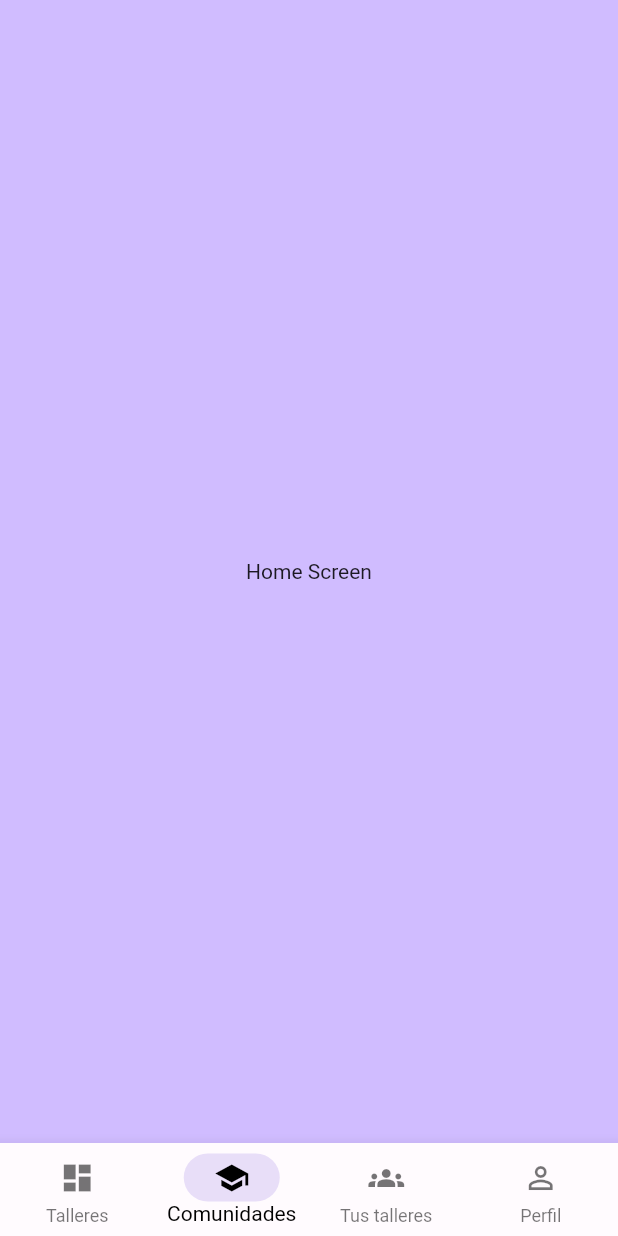
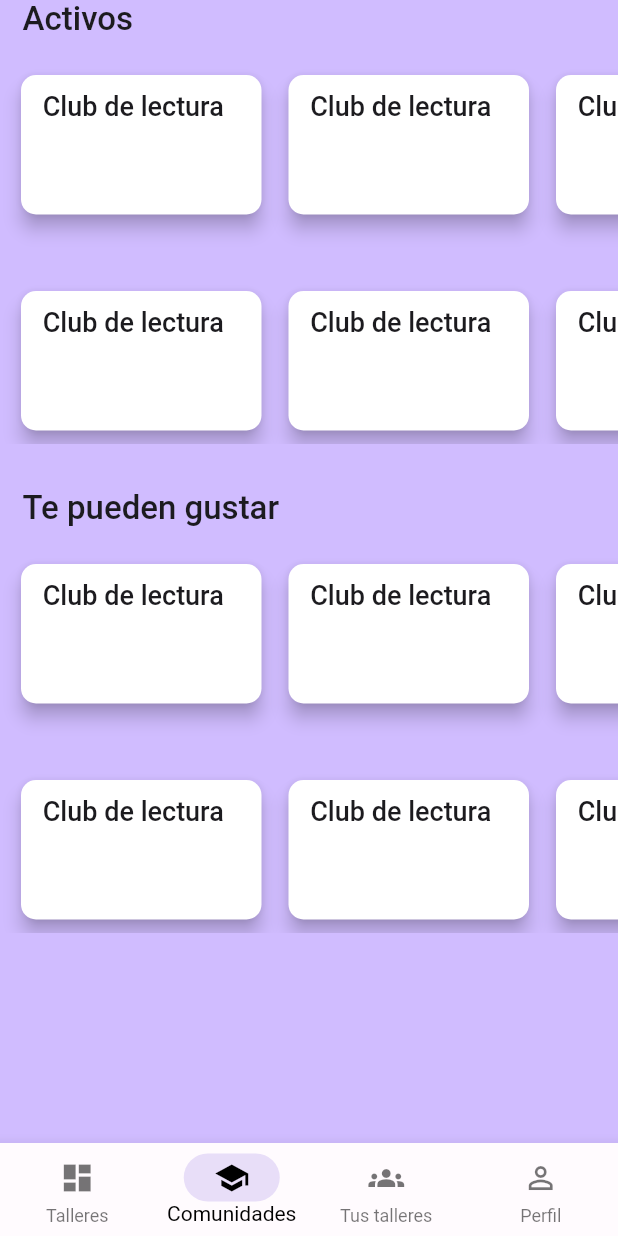
Before and after one commit to SantiagoVargasVe/proyect_grado, a Flutter app: the HomeScreen screen opened by its route, on a phone screen of 412 x 824 dp. Run offline on Flutter 3.47's test engine with Material 2 defaults, Android fonts, the phone set to English and light mode, and no system bars; our stand-ins replace cloud_firestore, firebase_auth, firebase_core, firebase_storage; accounts and stored records are empty.

Commit message:
ADD: Maquetado de la vista de comunidades

```diff
--- a/lib/screens/home_screen.dart
+++ b/lib/screens/home_screen.dart
@@ -1,4 +1,5 @@
 import 'package:flutter/material.dart';
+import '../widgets/communities_feed.dart';
 
 class HomeScreen extends StatefulWidget {
   const HomeScreen({Key? key}) : super(key: key);
@@ -9,11 +10,17 @@ class HomeScreen extends StatefulWidget {
 
 class _HomeScreenState extends State<HomeScreen> {
   var _selectedIndex = 1;
+  final List<Widget> _children = [
+    const Center(child: Text('Talleres')),
+    CommunitiesFeed(),
+    const Center(child: Text('Tus talleres')),
+    const Center(child: Text('Perfil')),
+  ];
 
   @override
   Widget build(BuildContext context) {
     return Scaffold(
-      body: const Center(child: Text('Home Screen')),
+      body: SafeArea(child: _children[_selectedIndex]),
       bottomNavigationBar: BottomNavigationBar(
         backgroundColor: const Color.fromRGBO(255, 251, 254, 1),
         type: BottomNavigationBarType.fixed,
--- /dev/null
+++ b/lib/widgets/card_event.dart
@@ -0,0 +1,33 @@
+import 'package:flutter/material.dart';
+
+class CardEvent extends StatelessWidget {
+  final String title;
+  final DateTime? date;
+  const CardEvent({Key? key, required this.title, this.date}) : super(key: key);
+
+  @override
+  Widget build(BuildContext context) {
+    return Card(
+      elevation: 5,
+      shape: RoundedRectangleBorder(
+        borderRadius: BorderRadius.circular(10),
+      ),
+      child: InkWell(
+        borderRadius: BorderRadius.circular(10),
+        splashColor: const Color.fromARGB(255, 164, 102, 212),
+        onTap: () {},
+        child: SizedBox(
+          child: Padding(
+            padding: const EdgeInsets.all(10),
+            child:
+                Column(crossAxisAlignment: CrossAxisAlignment.start, children: [
+              Text(" Club de lectura",
+                  style: Theme.of(context).textTheme.headline5),
+              Text(date?.toString() ?? ""),
+            ]),
+          ),
+        ),
+      ),
+    );
+  }
+}
--- /dev/null
+++ b/lib/widgets/communities_feed.dart
@@ -0,0 +1,41 @@
+import 'package:flutter/material.dart';
+import 'event_slider.dart';
+
+class CommunitiesFeed extends StatelessWidget {
+  CommunitiesFeed({Key? key}) : super(key: key);
+
+  final List dummyData = List.generate(10, (index) => '$index');
+
+  @override
+  Widget build(BuildContext context) {
+    return Column(
+      children: [
+        SizedBox(
+          width: double.infinity,
+          child: Padding(
+            padding: const EdgeInsets.only(left: 15),
+            child: Text("Activos",
+                textAlign: TextAlign.start,
+                style: Theme.of(context).textTheme.headline6),
+          ),
+        ),
+        const SizedBox(height: 20),
+        EventSlider(dummyData: dummyData),
+        const SizedBox(
+          height: 30,
+        ),
+        SizedBox(
+          width: double.infinity,
+          child: Padding(
+            padding: const EdgeInsets.only(left: 15),
+            child: Text("Te pueden gustar",
+                textAlign: TextAlign.start,
+                style: Theme.of(context).textTheme.headline6),
+          ),
+        ),
+        const SizedBox(height: 20),
+        EventSlider(dummyData: dummyData),
+      ],
+    );
+  }
+}
--- /dev/null
+++ b/lib/widgets/event_slider.dart
@@ -0,0 +1,31 @@
+import 'package:flutter/material.dart';
+import 'card_event.dart';
+
+class EventSlider extends StatelessWidget {
+  const EventSlider({
+    Key? key,
+    required this.dummyData,
+  }) : super(key: key);
+
+  final List dummyData;
+
+  @override
+  Widget build(BuildContext context) {
+    return SizedBox(
+      width: double.infinity,
+      height: 250,
+      child: GridView.builder(
+          scrollDirection: Axis.horizontal,
+          itemCount: dummyData.length,
+          padding: const EdgeInsets.only(left: 10, bottom: 5),
+          gridDelegate: const SliverGridDelegateWithMaxCrossAxisExtent(
+              childAspectRatio: 3 / 5,
+              maxCrossAxisExtent: 200,
+              crossAxisSpacing: 43,
+              mainAxisSpacing: 10),
+          itemBuilder: (context, index) {
+            return const GridTile(child: CardEvent(title: "Uwu"));
+          }),
+    );
+  }
+}
```
